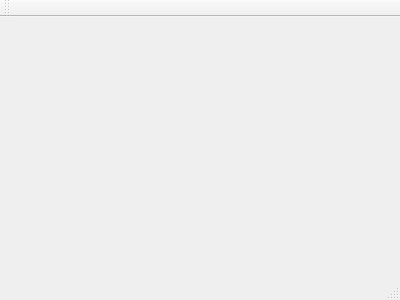
This is 7-computer-graphics/4-jarvis-hull/mainwindow.ui in UladBohdan/bsu as Qt 5 draws it before an edit. The edited form follows.
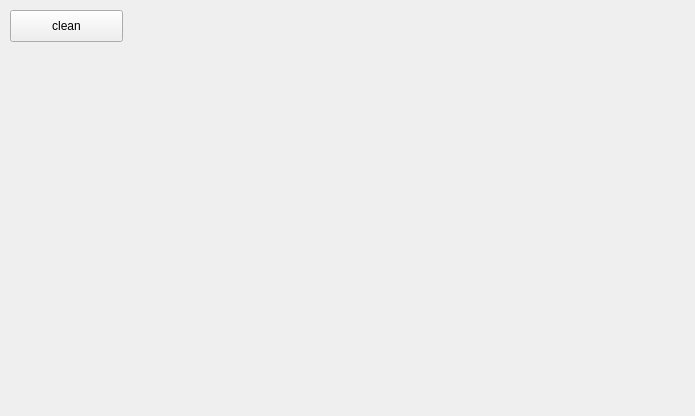
This is the edited form.

```diff
--- a/7-computer-graphics/4-jarvis-hull/mainwindow.ui
+++ b/7-computer-graphics/4-jarvis-hull/mainwindow.ui
@@ -1,24 +1,44 @@
 <ui version="4.0">
  <class>MainWindow</class>
- <widget class="QMainWindow" name="MainWindow" >
-  <property name="geometry" >
+ <widget class="QMainWindow" name="MainWindow">
+  <property name="geometry">
    <rect>
     <x>0</x>
     <y>0</y>
-    <width>400</width>
-    <height>300</height>
+    <width>695</width>
+    <height>416</height>
    </rect>
   </property>
   <property name="windowTitle" >
    <string>MainWindow</string>
   </property>
-  <widget class="QMenuBar" name="menuBar" />
-  <widget class="QToolBar" name="mainToolBar" />
-  <widget class="QWidget" name="centralWidget" />
-  <widget class="QStatusBar" name="statusBar" />
+  <widget class="QWidget" name="centralWidget">
+   <widget class="QPushButton" name="cleanButton">
+    <property name="geometry">
+     <rect>
+      <x>10</x>
+      <y>10</y>
+      <width>113</width>
+      <height>32</height>
+     </rect>
+    </property>
+    <property name="text">
+     <string>clean</string>
+    </property>
+   </widget>
+  </widget>
+  <widget class="QMenuBar" name="menuBar">
+   <property name="geometry">
+    <rect>
+     <x>0</x>
+     <y>0</y>
+     <width>695</width>
+     <height>22</height>
+    </rect>
+   </property>
+  </widget>
  </widget>
- <layoutDefault spacing="6" margin="11" />
- <pixmapfunction></pixmapfunction>
+ <layoutdefault spacing="6" margin="11"/>
  <resources/>
  <connections/>
 </ui>
```
Left out of the diff: 5 changed lines with no effect on the pictures.
